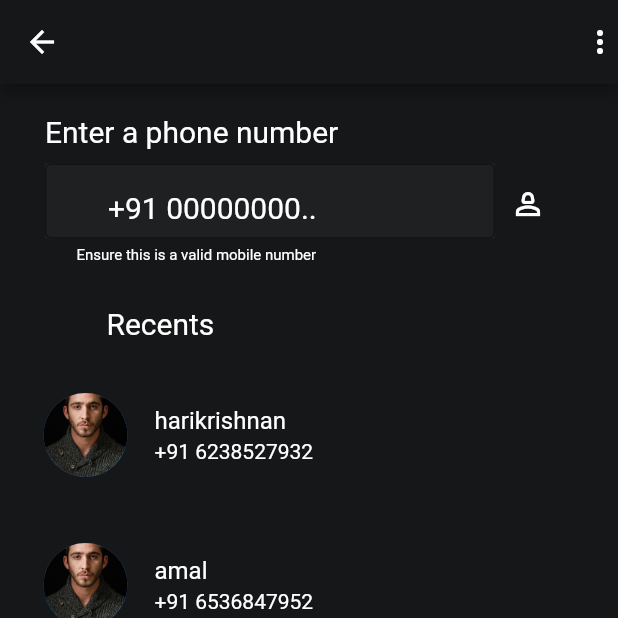
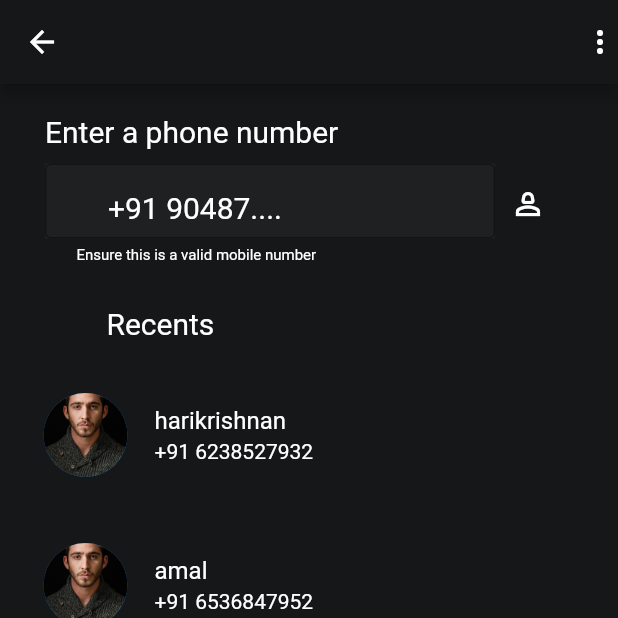
Before and after one commit to albinthomas45/googlepay-new, a Flutter app: the pay_contact screen opened directly, on a phone screen of 412 x 824 dp, the top half of it. Run offline on Flutter 3.47's test engine with Material 2 defaults, Android fonts, the phone set to English and light mode, and no system bars; our stand-ins replace dotted_border, flutter_custom_clippers; network calls fail.

Commit message:
update contacts

```diff
--- a/lib/Home_icons/pay_contact.dart
+++ b/lib/Home_icons/pay_contact.dart
@@ -73,7 +73,7 @@ class _pay_contactState extends State<pay_contact> {
                             ],
                           ),
                         ),
-                        hintText: "+91 00000000..",
+                        hintText: "+91 90487....",
                         hintStyle: TextStyle(
                           fontSize: 20,
                           color: Colors.white,
--- a/lib/Home_icons/scanner.dart
+++ b/lib/Home_icons/scanner.dart
@@ -12,7 +12,8 @@ class _scannerState extends State<scanner> {
   Widget build(BuildContext context) {
     return Scaffold(
       appBar: AppBar(),
-      backgroundColor: Colors.lime,
+      backgroundColor: Colors.white,
+      body: Icon(Icons.camera),
     );
   }
 }
--- a/lib/homepages/invite.dart
+++ b/lib/homepages/invite.dart
@@ -14,11 +14,7 @@ class _inviteState extends State<invite> {
       width: 390,
       height: 300,
       color: Colors.grey[800],
-      // decoration: BoxDecoration(
-      //     gradient: LinearGradient(
-      //         begin: Alignment.topCenter,
-      //         end: Alignment.bottomCenter,
-      //         colors: [Color(0xff161719), Colors.grey])),
+
       child: Column(
         children: [
           SizedBox(
```
Also changed, not shown: pubspec.lock.
